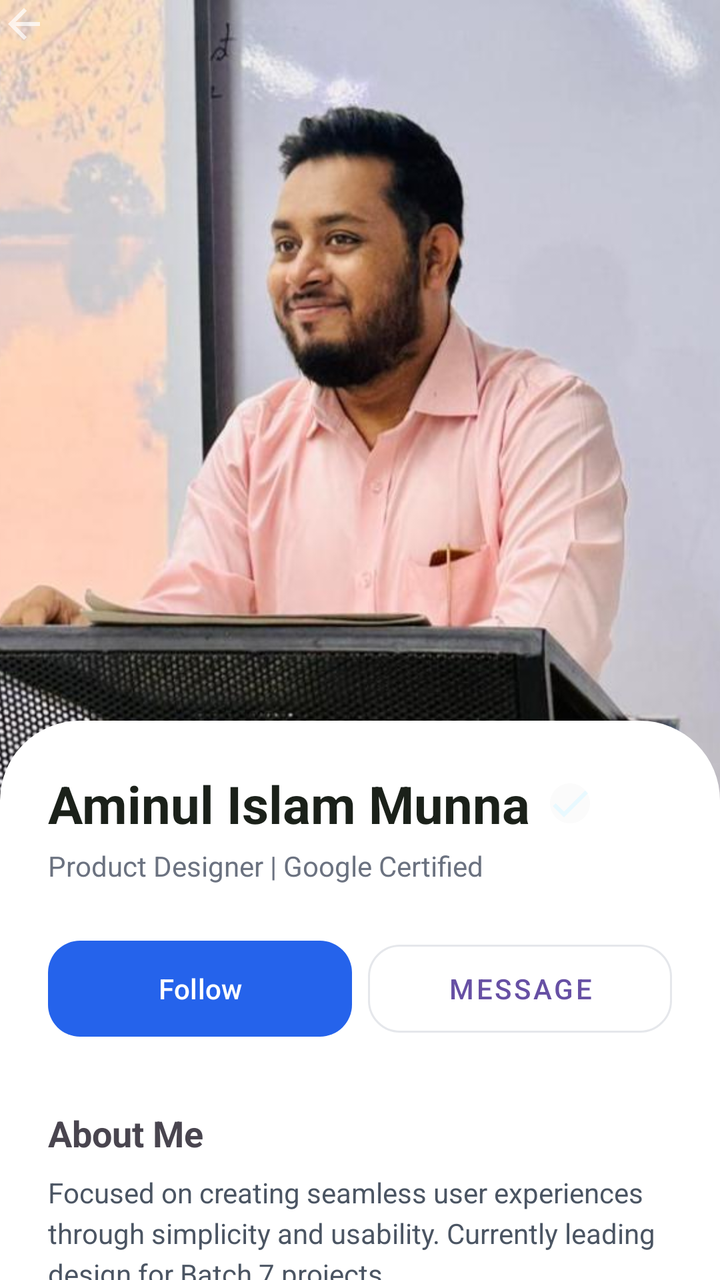
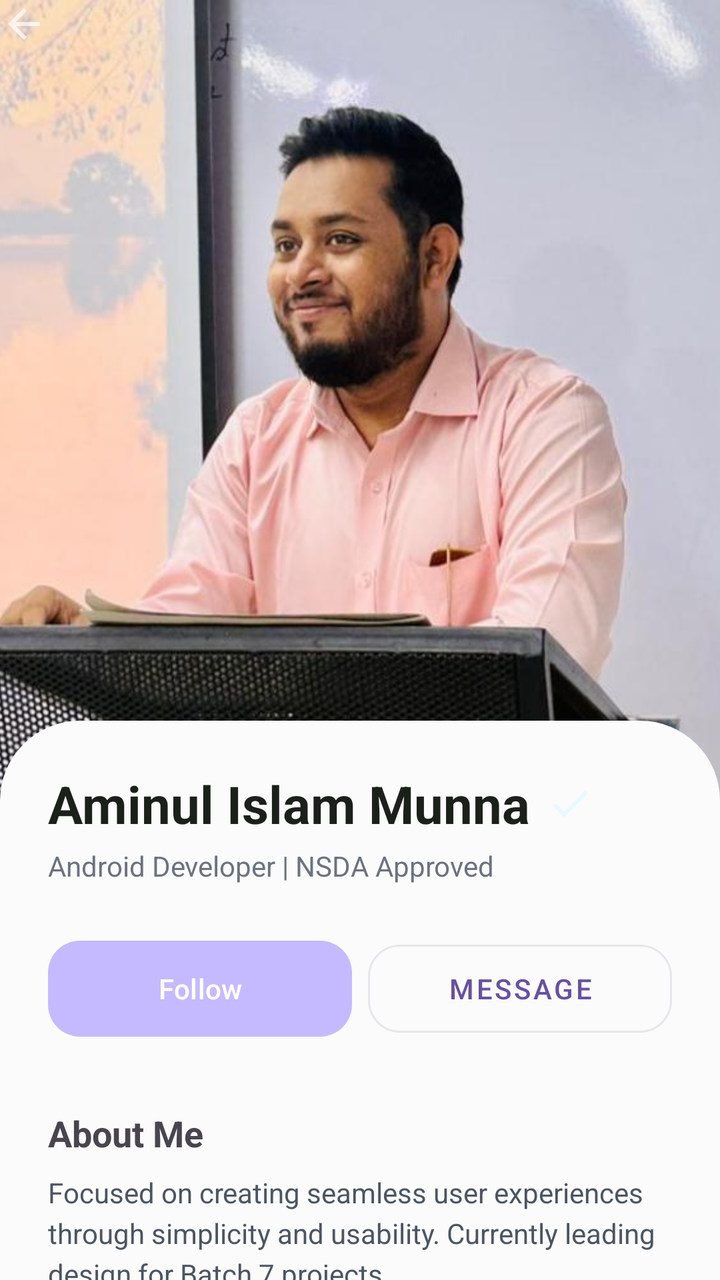

Compare the two renders of this Android layout. The source of the first and the diff that turns it into the second are given below.
<!-- AndroidManifest.xml: application theme Theme.UserProfileRegistration -->
<!-- res/layout/activity_single_profile.xml -->
<?xml version="1.0" encoding="utf-8"?>
<androidx.coordinatorlayout.widget.CoordinatorLayout
    xmlns:android="http://schemas.android.com/apk/res/android"
    xmlns:app="http://schemas.android.com/apk/res-auto"
    android:layout_width="match_parent"
    android:layout_height="match_parent"
    android:background="@color/white">

    <com.google.android.material.appbar.AppBarLayout
        android:layout_width="match_parent"
        android:layout_height="400dp"
        android:theme="@style/ThemeOverlay.MaterialComponents.Dark">

        <com.google.android.material.appbar.CollapsingToolbarLayout
            android:layout_width="match_parent"
            android:layout_height="match_parent"
            app:contentScrim="?attr/colorPrimary"
            app:layout_scrollFlags="scroll|exitUntilCollapsed">

            <ImageView
                android:layout_width="match_parent"
                android:layout_height="match_parent"
                android:scaleType="centerCrop"
                android:src="@drawable/trainer"
                app:layout_collapseMode="parallax" />

            <ImageButton
                android:layout_width="wrap_content"
                android:layout_height="wrap_content"
                android:background="?attr/selectableItemBackgroundBorderless"
                android:src="@drawable/ic_arrow_back" />

        </com.google.android.material.appbar.CollapsingToolbarLayout>
    </com.google.android.material.appbar.AppBarLayout>

    <androidx.core.widget.NestedScrollView
        android:layout_width="match_parent"
        android:layout_height="wrap_content"
        android:layout_marginTop="-40dp"
        android:background="@drawable/bg_details_rounded"
        app:layout_behavior="@string/appbar_scrolling_view_behavior">

        <LinearLayout
            android:layout_width="match_parent"
            android:layout_height="wrap_content"
            android:orientation="vertical"
            android:padding="24dp">

            <TextView
                android:layout_width="wrap_content"
                android:layout_height="wrap_content"
                android:text="Aminul Islam Munna"
                android:textColor="@color/black"
                android:textSize="26sp"
                android:textStyle="bold"
                app:drawableEndCompat="@drawable/ic_verified_green"
                android:drawablePadding="8dp" />

            <TextView
                android:layout_width="wrap_content"
                android:layout_height="wrap_content"
                android:text="Product Designer | Google Certified"
                android:textColor="#6B7280"
                android:layout_marginTop="4dp"
                android:textSize="14sp" />

            <LinearLayout
                android:layout_width="match_parent"
                android:layout_height="wrap_content"
                android:layout_marginTop="24dp"
                android:orientation="horizontal">

                <com.google.android.material.button.MaterialButton
                    android:layout_width="0dp"
                    android:layout_height="56dp"
                    android:layout_weight="1"
                    android:layout_marginEnd="8dp"
                    android:text="Follow"
                    app:cornerRadius="16dp"
                    app:backgroundTint="#2563EB"/>

                <com.google.android.material.button.MaterialButton
                    style="@style/Widget.MaterialComponents.Button.OutlinedButton"
                    android:layout_width="0dp"
                    android:layout_height="56dp"
                    android:layout_weight="1"
                    android:text="Message"
                    app:strokeColor="#E5E7EB"
                    app:cornerRadius="16dp"/>
            </LinearLayout>

            <TextView
                android:layout_width="wrap_content"
                android:layout_height="wrap_content"
                android:layout_marginTop="32dp"
                android:text="About Me"
                android:textStyle="bold"
                android:textSize="18sp"/>

            <TextView
                android:layout_width="match_parent"
                android:layout_height="wrap_content"
                android:layout_marginTop="8dp"
                android:text="Focused on creating seamless user experiences through simplicity and usability. Currently leading design for Batch 7 projects."
                android:textColor="#4B5563"
                android:lineSpacingExtra="4dp" />

            <com.google.android.material.card.MaterialCardView
                android:layout_width="match_parent"
                android:layout_height="wrap_content"
                android:layout_marginTop="32dp"
                app:cardCornerRadius="20dp"
                app:cardElevation="2dp"
                app:cardBackgroundColor="#F9FAFB">

                <LinearLayout
                    android:layout_width="match_parent"
                    android:layout_height="wrap_content"
                    android:padding="20dp"
                    android:orientation="horizontal">

                    <LinearLayout android:layout_width="0dp" android:layout_height="wrap_content" android:layout_weight="1" android:gravity="center" android:orientation="vertical">
                        <TextView android:layout_width="wrap_content" android:layout_height="wrap_content" android:text="312" android:textStyle="bold" android:textSize="18sp"/>
                        <TextView android:layout_width="wrap_content" android:layout_height="wrap_content" android:text="Followers" android:textSize="12sp" android:textColor="#9CA3AF"/>
                    </LinearLayout>

                    <View android:layout_width="1dp" android:layout_height="match_parent" android:background="#E5E7EB"/>

                    <LinearLayout android:layout_width="0dp" android:layout_height="wrap_content" android:layout_weight="1" android:gravity="center" android:orientation="vertical">
                        <TextView android:layout_width="wrap_content" android:layout_height="wrap_content" android:text="48" android:textStyle="bold" android:textSize="18sp"/>
                        <TextView android:layout_width="wrap_content" android:layout_height="wrap_content" android:text="Posts" android:textSize="12sp" android:textColor="#9CA3AF"/>
                    </LinearLayout>
                </LinearLayout>
            </com.google.android.material.card.MaterialCardView>

        </LinearLayout>
    </androidx.core.widget.NestedScrollView>

</androidx.coordinatorlayout.widget.CoordinatorLayout>
<!-- resources referenced by this layout -->
<resources>
  <color name="black">#1B211A</color>
  <color name="white">#FAF8F1</color>
  <!-- drawable bg_details_rounded (drawable) -->
  <?xml version="1.0" encoding="utf-8"?>
  <shape xmlns:android="http://schemas.android.com/apk/res/android">
      <solid android:color="@android:color/white" />
      <corners
          android:topLeftRadius="40dp"
          android:topRightRadius="40dp" />
  </shape>
  <!-- drawable ic_arrow_back (drawable) -->
  <vector xmlns:android="http://schemas.android.com/apk/res/android"
      android:width="24dp"
      android:height="24dp"
      android:viewportWidth="24.0"
      android:viewportHeight="24.0"
      android:tint="?attr/colorControlNormal">
    <path
        android:fillColor="@android:color/white"
        android:pathData="M20,11H7.83l5.59,-5.59L12,4l-8,8 8,8 1.41,-1.41L7.83,13H20v-2z"/>
  </vector>
  <!-- drawable ic_verified_green (drawable) -->
  <?xml version="1.0" encoding="utf-8"?>
  <vector xmlns:android="http://schemas.android.com/apk/res/android"
      android:width="24dp"
      android:height="24dp"
      android:viewportWidth="24"
      android:viewportHeight="24">
      <path
          android:fillColor="@color/primary"
          android:pathData="M12,2C6.48,2 2,6.48 2,12s4.48,10 10,10 10,-4.48 10,-10S17.52,2 12,2z" />
      <path
          android:fillColor="@color/secondary"
          android:pathData="M9,16.17L4.83,12l-1.42,1.41L9,19 21,7l-1.41,-1.41z" />
  </vector>
  <!-- drawable trainer: jpg bitmap (drawable, 43965 bytes) -->
  <style name="Theme.UserProfileRegistration" parent="Base.Theme.UserProfileRegistration" />
  <color name="primary">#FBFBFB</color>
  <color name="secondary">#E8F9FF</color>
  <style name="Base.Theme.UserProfileRegistration" parent="Theme.Material3.DayNight.NoActionBar">
          
          
      </style>
</resources>

<!-- the commit's change to res/layout/activity_single_profile.xml (unified diff, before → after) -->
@@ -1,7 +1,7 @@
 <?xml version="1.0" encoding="utf-8"?>
-<androidx.coordinatorlayout.widget.CoordinatorLayout
-    xmlns:android="http://schemas.android.com/apk/res/android"
+<androidx.coordinatorlayout.widget.CoordinatorLayout xmlns:android="http://schemas.android.com/apk/res/android"
     xmlns:app="http://schemas.android.com/apk/res-auto"
+    android:id="@+id/main"
     android:layout_width="match_parent"
     android:layout_height="match_parent"
     android:background="@color/white">
@@ -42,26 +42,26 @@
 
         <LinearLayout
             android:layout_width="match_parent"
-            android:layout_height="wrap_content"
+            android:layout_height="0dp"
             android:orientation="vertical"
             android:padding="24dp">
 
             <TextView
                 android:layout_width="wrap_content"
                 android:layout_height="wrap_content"
+                android:drawablePadding="8dp"
                 android:text="Aminul Islam Munna"
                 android:textColor="@color/black"
                 android:textSize="26sp"
                 android:textStyle="bold"
-                app:drawableEndCompat="@drawable/ic_verified_green"
-                android:drawablePadding="8dp" />
+                app:drawableEndCompat="@drawable/ic_verified_green" />
 
             <TextView
                 android:layout_width="wrap_content"
                 android:layout_height="wrap_content"
-                android:text="Product Designer | Google Certified"
+                android:layout_marginTop="4dp"
+                android:text="Android Developer | NSDA Approved"
                 android:textColor="#6B7280"
-                android:layout_marginTop="4dp"
                 android:textSize="14sp" />
 
             <LinearLayout
@@ -73,11 +73,11 @@
                 <com.google.android.material.button.MaterialButton
                     android:layout_width="0dp"
                     android:layout_height="56dp"
+                    android:layout_marginEnd="8dp"
                     android:layout_weight="1"
-                    android:layout_marginEnd="8dp"
                     android:text="Follow"
-                    app:cornerRadius="16dp"
-                    app:backgroundTint="#2563EB"/>
+                    app:backgroundTint="@color/optional2"
+                    app:cornerRadius="16dp" />
 
                 <com.google.android.material.button.MaterialButton
                     style="@style/Widget.MaterialComponents.Button.OutlinedButton"
@@ -85,8 +85,8 @@
                     android:layout_height="56dp"
                     android:layout_weight="1"
                     android:text="Message"
-                    app:strokeColor="#E5E7EB"
-                    app:cornerRadius="16dp"/>
+                    app:cornerRadius="16dp"
+                    app:strokeColor="#E5E7EB" />
             </LinearLayout>
 
             <TextView
@@ -94,41 +94,78 @@
                 android:layout_height="wrap_content"
                 android:layout_marginTop="32dp"
                 android:text="About Me"
-                android:textStyle="bold"
-                android:textSize="18sp"/>
+                android:textSize="18sp"
+                android:textStyle="bold" />
 
             <TextView
                 android:layout_width="match_parent"
                 android:layout_height="wrap_content"
                 android:layout_marginTop="8dp"
+                android:lineSpacingExtra="4dp"
                 android:text="Focused on creating seamless user experiences through simplicity and usability. Currently leading design for Batch 7 projects."
-                android:textColor="#4B5563"
-                android:lineSpacingExtra="4dp" />
+                android:textColor="#4B5563" />
 
             <com.google.android.material.card.MaterialCardView
                 android:layout_width="match_parent"
                 android:layout_height="wrap_content"
                 android:layout_marginTop="32dp"
+                app:cardBackgroundColor="#F9FAFB"
                 app:cardCornerRadius="20dp"
-                app:cardElevation="2dp"
-                app:cardBackgroundColor="#F9FAFB">
+                app:cardElevation="2dp">
 
                 <LinearLayout
                     android:layout_width="match_parent"
                     android:layout_height="wrap_content"
-                    android:padding="20dp"
-                    android:orientation="horizontal">
+                    android:orientation="horizontal"
+                    android:padding="20dp">
 
-                    <LinearLayout android:layout_width="0dp" android:layout_height="wrap_content" android:layout_weight="1" android:gravity="center" android:orientation="vertical">
-                        <TextView android:layout_width="wrap_content" android:layout_height="wrap_content" android:text="312" android:textStyle="bold" android:textSize="18sp"/>
-                        <TextView android:layout_width="wrap_content" android:layout_height="wrap_content" android:text="Followers" android:textSize="12sp" android:textColor="#9CA3AF"/>
+                    <LinearLayout
+                        android:layout_width="0dp"
+                        android:layout_height="wrap_content"
+                        android:layout_weight="1"
+                        android:gravity="center"
+                        android:orientation="vertical">
+
+                        <TextView
+                            android:layout_width="wrap_content"
+                            android:layout_height="wrap_content"
+                            android:text="312"
+                            android:textSize="18sp"
+                            android:textStyle="bold" />
+
+                        <TextView
+                            android:layout_width="wrap_content"
+                            android:layout_height="wrap_content"
+                            android:text="Followers"
+                            android:textColor="#9CA3AF"
+                            android:textSize="12sp" />
                     </LinearLayout>
 
-                    <View android:layout_width="1dp" android:layout_height="match_parent" android:background="#E5E7EB"/>
+                    <View
+                        android:layout_width="1dp"
+                        android:layout_height="match_parent"
+                        android:background="#E5E7EB" />
 
-                    <LinearLayout android:layout_width="0dp" android:layout_height="wrap_content" android:layout_weight="1" android:gravity="center" android:orientation="vertical">
-                        <TextView android:layout_width="wrap_content" android:layout_height="wrap_content" android:text="48" android:textStyle="bold" android:textSize="18sp"/>
-                        <TextView android:layout_width="wrap_content" android:layout_height="wrap_content" android:text="Posts" android:textSize="12sp" android:textColor="#9CA3AF"/>
+                    <LinearLayout
+                        android:layout_width="0dp"
+                        android:layout_height="wrap_content"
+                        android:layout_weight="1"
+                        android:gravity="center"
+                        android:orientation="vertical">
+
+                        <TextView
+                            android:layout_width="wrap_content"
+                            android:layout_height="wrap_content"
+                            android:text="48"
+                            android:textSize="18sp"
+                            android:textStyle="bold" />
+
+                        <TextView
+                            android:layout_width="wrap_content"
+                            android:layout_height="wrap_content"
+                            android:text="Posts"
+                            android:textColor="#9CA3AF"
+                            android:textSize="12sp" />
                     </LinearLayout>
                 </LinearLayout>
             </com.google.android.material.card.MaterialCardView>
<!-- resource entries referenced after the edit -->
@@ -1,11 +1,12 @@
 <!-- resources referenced by this layout -->
 <resources>
   <color name="black">#1B211A</color>
+  <color name="optional2">#C5BAFF</color>
   <color name="white">#FAF8F1</color>
   <!-- drawable bg_details_rounded (drawable) -->
   <?xml version="1.0" encoding="utf-8"?>
   <shape xmlns:android="http://schemas.android.com/apk/res/android">
-      <solid android:color="@android:color/white" />
+      <solid android:color="@color/primary" />
       <corners
           android:topLeftRadius="40dp"
           android:topRightRadius="40dp" />
